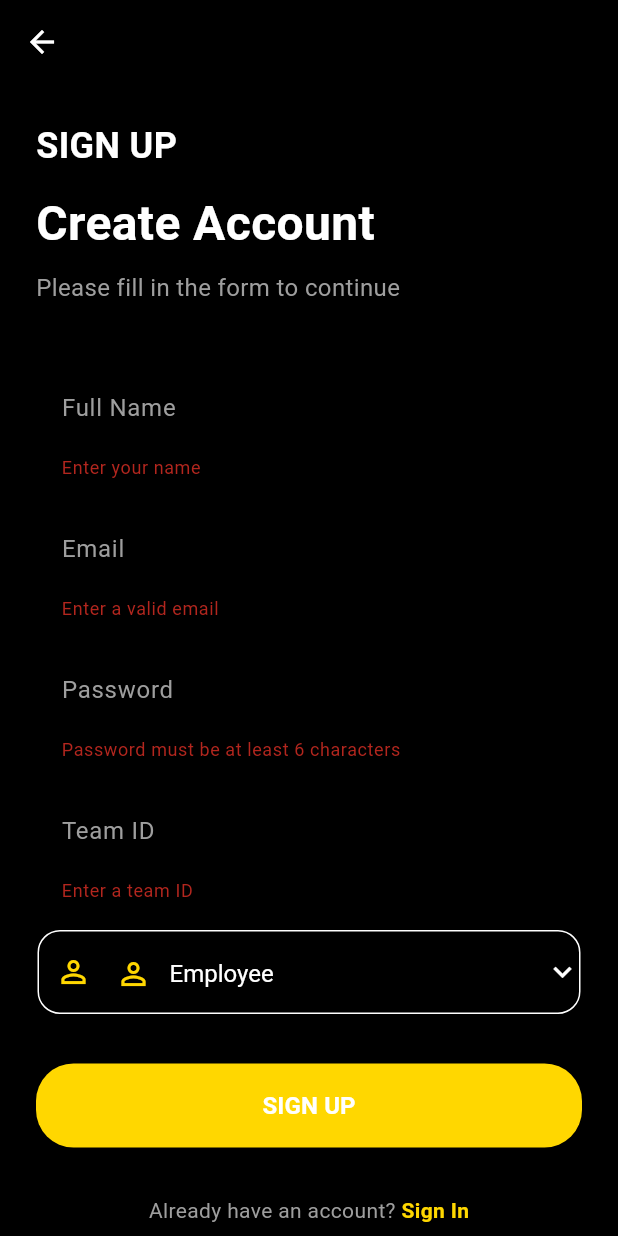
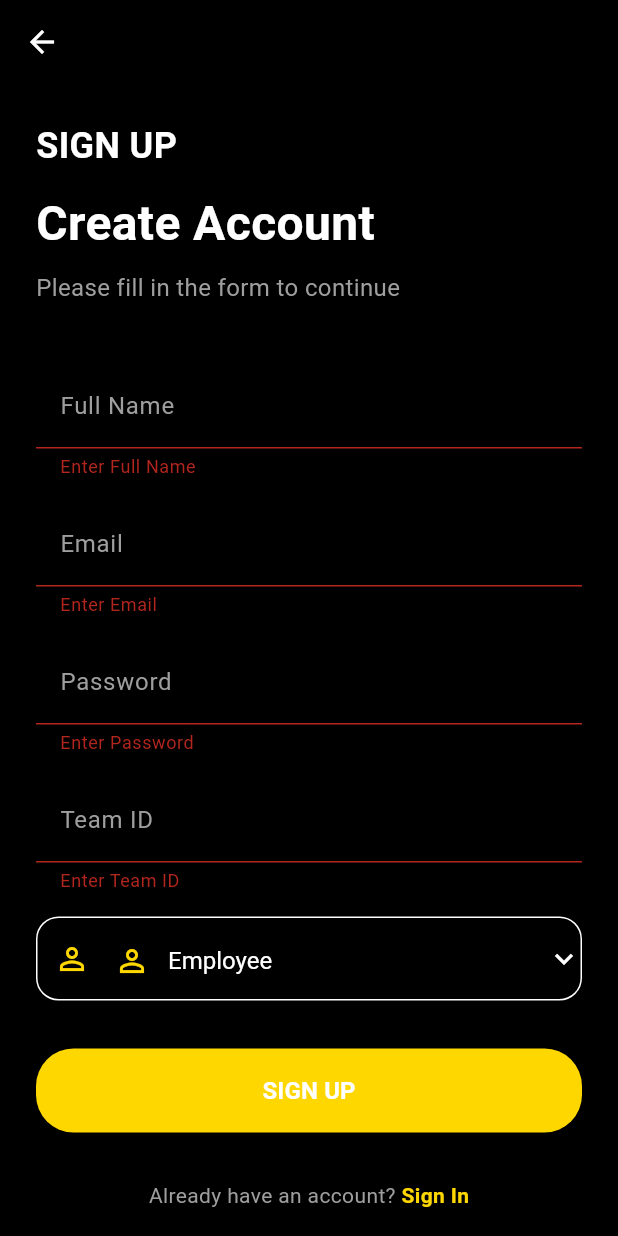
Before and after one commit to Nawrasha/gamytask, a Flutter app: the SignUpPage screen opened by its route, after a tap on "SIGN UP", on a phone screen of 412 x 824 dp. Run offline on Flutter 3.47's test engine with Material 3 defaults, Android fonts, the phone set to English and light mode, and no system bars; our stand-ins replace cloud_firestore, firebase_auth, firebase_core, flutter_slidable, google_fonts, percent_indicator; accounts and stored records are empty; network calls fail.

Commit message:
onboarding pages

```diff
--- a/lib/authentification/signUp.dart
+++ b/lib/authentification/signUp.dart
@@ -1,6 +1,7 @@
 import 'package:flutter/material.dart';
 import 'package:firebase_auth/firebase_auth.dart';
 import 'package:cloud_firestore/cloud_firestore.dart';
+import 'dart:async';
 
 class SignUpPage extends StatefulWidget {
   @override
@@ -15,14 +16,12 @@ class _SignUpPageState extends State<SignUpPage> {
   TextEditingController emailController = TextEditingController();
   TextEditingController passwordController = TextEditingController();
   TextEditingController nameController = TextEditingController();
-  TextEditingController teamIdController =
-      TextEditingController(); // New controller for teamID
+  TextEditingController teamIdController = TextEditingController();
 
-  String _selectedRole = 'employee'; // Default role is employee
+  String _selectedRole = 'employee';
   bool _isLoading = false;
   String? _errorMessage;
 
-  // Function to handle the sign-up logic
   Future<void> _signUp() async {
     if (!_formKey.currentState!.validate()) return;
 
@@ -38,15 +37,46 @@ class _SignUpPageState extends State<SignUpPage> {
             password: passwordController.text.trim(),
           );
 
-      // Check if the team already has a boss
+      User? user = userCredential.user;
+
+      // Send email verification
+      await user!.sendEmailVerification();
+
+      // Wait for the verification (5 minutes)
+      bool isVerified = false;
+      Timer(const Duration(minutes: 5), () async {
+        if (!user.emailVerified) {
+          await _auth.currentUser!
+              .delete(); // Delete unverified user after 5 minutes
+          setState(() {
+            _errorMessage = "Email not verified. User deleted.";
+            _isLoading = false;
+          });
+          return;
+        }
+      });
+
+      // Check if email is verified
+      await Future.delayed(
+        const Duration(seconds: 3),
+      ); // Short delay before checking verification status
+
+      if (!user.emailVerified) {
+        setState(() {
+          _errorMessage = "Please verify your email to proceed.";
+          _isLoading = false;
+        });
+        return;
+      }
+
+      // Create user document in Firestore
+      if (_selectedRole == 'boss') {
         DocumentSnapshot teamSnapshot =
             await _firestore
                 .collection('teams')
                 .doc(teamIdController.text.trim())
                 .get();
 
-      if (_selectedRole == 'boss') {
-        // If user is trying to sign up as a boss
         if (teamSnapshot.exists && teamSnapshot['managerId'] != null) {
           setState(() {
             _errorMessage = "This team already has a boss.";
@@ -54,38 +84,37 @@ class _SignUpPageState extends State<SignUpPage> {
           });
           return;
         }
-        // Set the managerId to this user's UID
+
         await _firestore
             .collection('teams')
             .doc(teamIdController.text.trim())
             .set({
-              'managerId': userCredential.user!.uid,
-              'members': [], // Initialize members list
+              'managerId': user.uid,
+              'members': [],
             }, SetOptions(merge: true));
       } else {
-        // If user is signing up as an employee
+        DocumentSnapshot teamSnapshot =
+            await _firestore
+                .collection('teams')
+                .doc(teamIdController.text.trim())
+                .get();
+
         if (teamSnapshot.exists) {
-          // Add the user ID to the members list
           await _firestore
               .collection('teams')
               .doc(teamIdController.text.trim())
               .update({
-                'members': FieldValue.arrayUnion([userCredential.user!.uid]),
+                'members': FieldValue.arrayUnion([user.uid]),
               });
         }
       }
 
-      // Store user details in Firestore
-      await _firestore.collection('users').doc(userCredential.user!.uid).set({
-        'uid': userCredential.user!.uid,
-        'email': emailController.text.trim(),
-        'name': nameController.text.trim(),
-        'role': _selectedRole,
-        'teamID':
-            teamIdController.text.trim(), // Save teamID from the new field
-      });
-
-      Navigator.pushReplacementNamed(context, '/'); // Redirect to AuthWrapper
+      // Navigate based on the selected role after successful verification
+      if (_selectedRole == 'boss') {
+        Navigator.pushReplacementNamed(context, '/bossHome');
+      } else if (_selectedRole == 'employee') {
+        Navigator.pushReplacementNamed(context, '/employeeHome');
+      }
     } catch (e) {
       setState(() {
         _errorMessage = "Failed to sign up. ${e.toString()}";
@@ -134,142 +163,57 @@ class _SignUpPageState extends State<SignUpPage> {
                 const SizedBox(height: 8),
                 const Text(
                   'Please fill in the form to continue',
-                  style: TextStyle(
-                    color: Colors.grey,
-                    fontSize: 16,
-                  ),
+                  style: TextStyle(color: Colors.grey, fontSize: 16),
                 ),
                 const SizedBox(height: 40),
+
+                buildTextField(nameController, 'Full Name'),
+                const SizedBox(height: 16),
+                buildTextField(emailController, 'Email'),
+                const SizedBox(height: 16),
+                buildTextField(passwordController, 'Password', obscure: true),
+                const SizedBox(height: 16),
+                buildTextField(teamIdController, 'Team ID'),
+                const SizedBox(height: 16),
+
                 Container(
                   decoration: BoxDecoration(
                     borderRadius: BorderRadius.circular(15),
-                    border: Border.all(color: Colors.transparent, width: 1),
-                  ),
-                  child: TextFormField(
-                    controller: nameController,
-                    style: const TextStyle(color: Colors.white),
-                    decoration: InputDecoration(
-                      hintText: 'Full Name',
-                      hintStyle: const TextStyle(color: Colors.grey),
-                      border: InputBorder.none,
-                      contentPadding: const EdgeInsets.symmetric(horizontal: 16, vertical: 16),
-                      focusedBorder: OutlineInputBorder(
-                        borderRadius: BorderRadius.circular(15),
-                        borderSide: const BorderSide(color: Color(0xFFFFD700), width: 1),
-                      ),
-                      enabledBorder: OutlineInputBorder(
-                        borderRadius: BorderRadius.circular(15),
-                        borderSide: const BorderSide(color: Colors.white, width: 1),
-                      ),
-                    ),
-                    validator: (value) => value!.isEmpty ? "Enter your name" : null,
-                  ),
-                ),
-                const SizedBox(height: 16),
-                Container(
-                  decoration: BoxDecoration(
-                    borderRadius: BorderRadius.circular(15),
-                    border: Border.all(color: Colors.transparent, width: 1),
-                  ),
-                  child: TextFormField(
-                    controller: emailController,
-                    style: const TextStyle(color: Colors.white),
-                    decoration: InputDecoration(
-                      hintText: 'Email',
-                      hintStyle: const TextStyle(color: Colors.grey),
-                      border: InputBorder.none,
-                      contentPadding: const EdgeInsets.symmetric(horizontal: 16, vertical: 16),
-                      focusedBorder: OutlineInputBorder(
-                        borderRadius: BorderRadius.circular(15),
-                        borderSide: const BorderSide(color: Color(0xFFFFD700), width: 1),
-                      ),
-                      enabledBorder: OutlineInputBorder(
-                        borderRadius: BorderRadius.circular(15),
-                        borderSide: const BorderSide(color: Colors.white, width: 1),
-                      ),
-                    ),
-                    validator: (value) => value!.isEmpty ? "Enter a valid email" : null,
-                  ),
-                ),
-                const SizedBox(height: 16),
-                Container(
-                  decoration: BoxDecoration(
-                    borderRadius: BorderRadius.circular(15),
-                    border: Border.all(color: Colors.transparent, width: 1),
-                  ),
-                  child: TextFormField(
-                    controller: passwordController,
-                    obscureText: true,
-                    style: const TextStyle(color: Colors.white),
-                    decoration: InputDecoration(
-                      hintText: 'Password',
-                      hintStyle: const TextStyle(color: Colors.grey),
-                      border: InputBorder.none,
-                      contentPadding: const EdgeInsets.symmetric(horizontal: 16, vertical: 16),
-                      focusedBorder: OutlineInputBorder(
-                        borderRadius: BorderRadius.circular(15),
-                        borderSide: const BorderSide(color: Color(0xFFFFD700), width: 1),
-                      ),
-                      enabledBorder: OutlineInputBorder(
-                        borderRadius: BorderRadius.circular(15),
-                        borderSide: const BorderSide(color: Colors.white, width: 1),
-                      ),
-                    ),
-                    validator: (value) => value!.length < 6 ? "Password must be at least 6 characters" : null,
-                  ),
-                ),
-                const SizedBox(height: 16),
-                Container(
-                  decoration: BoxDecoration(
-                    borderRadius: BorderRadius.circular(15),
-                    border: Border.all(color: Colors.transparent, width: 1),
-                  ),
-                  child: TextFormField(
-                    controller: teamIdController,
-                    style: const TextStyle(color: Colors.white),
-                    decoration: InputDecoration(
-                      hintText: 'Team ID',
-                      hintStyle: const TextStyle(color: Colors.grey),
-                      border: InputBorder.none,
-                      contentPadding: const EdgeInsets.symmetric(horizontal: 16, vertical: 16),
-                      focusedBorder: OutlineInputBorder(
-                        borderRadius: BorderRadius.circular(15),
-                        borderSide: const BorderSide(color: Color(0xFFFFD700), width: 1),
-                      ),
-                      enabledBorder: OutlineInputBorder(
-                        borderRadius: BorderRadius.circular(15),
-                        borderSide: const BorderSide(color: Colors.white, width: 1),
-                      ),
-                    ),
-                    validator: (value) => value!.isEmpty ? "Enter a team ID" : null,
-                  ),
-                ),
-                const SizedBox(height: 16),
-                Container(
-                  decoration: BoxDecoration(
-                    borderRadius: BorderRadius.circular(15),
-                    border: Border.all(color: Colors.transparent, width: 1),
                   ),
                   child: DropdownButtonFormField<String>(
                     value: _selectedRole,
                     dropdownColor: Colors.black,
-                    icon: const Icon(Icons.keyboard_arrow_down, color: Colors.white),
+                    icon: const Icon(
+                      Icons.keyboard_arrow_down,
+                      color: Colors.white,
+                    ),
                     style: const TextStyle(color: Colors.white),
                     decoration: InputDecoration(
                       hintText: 'Select Role',
                       hintStyle: const TextStyle(color: Colors.grey),
                       border: InputBorder.none,
-                      contentPadding: const EdgeInsets.symmetric(horizontal: 16, vertical: 16),
+                      contentPadding: const EdgeInsets.symmetric(
+                        horizontal: 16,
+                        vertical: 16,
+                      ),
                       focusedBorder: OutlineInputBorder(
                         borderRadius: BorderRadius.circular(15),
-                        borderSide: const BorderSide(color: Color(0xFFFFD700), width: 1),
+                        borderSide: const BorderSide(
+                          color: Color(0xFFFFD700),
+                          width: 1,
+                        ),
                       ),
                       enabledBorder: OutlineInputBorder(
                         borderRadius: BorderRadius.circular(15),
-                        borderSide: const BorderSide(color: Colors.white, width: 1),
+                        borderSide: const BorderSide(
+                          color: Colors.white,
+                          width: 1,
+                        ),
                       ),
                       prefixIcon: Icon(
-                        _selectedRole == 'boss' ? Icons.admin_panel_settings : Icons.person_outline,
+                        _selectedRole == 'boss'
+                            ? Icons.admin_panel_settings
+                            : Icons.person_outline,
                         color: Color(0xFFFFD700),
                       ),
                     ),
@@ -277,10 +221,13 @@ class _SignUpPageState extends State<SignUpPage> {
                       DropdownMenuItem(
                         value: 'employee',
                         child: Row(
-                          children: [
-                            Icon(Icons.person_outline, color: Color(0xFFFFD700)),
-                            const SizedBox(width: 12),
-                            const Text(
+                          children: const [
+                            Icon(
+                              Icons.person_outline,
+                              color: Color(0xFFFFD700),
+                            ),
+                            SizedBox(width: 12),
+                            Text(
                               "Employee",
                               style: TextStyle(
                                 color: Colors.white,
@@ -293,10 +240,13 @@ class _SignUpPageState extends State<SignUpPage> {
                       DropdownMenuItem(
                         value: 'boss',
                         child: Row(
-                          children: [
-                            Icon(Icons.admin_panel_settings, color: Color(0xFFFFD700)),
-                            const SizedBox(width: 12),
-                            const Text(
+                          children: const [
+                            Icon(
+                              Icons.admin_panel_settings,
+                              color: Color(0xFFFFD700),
+                            ),
+                            SizedBox(width: 12),
+                            Text(
                               "Boss",
                               style: TextStyle(
                                 color: Colors.white,
@@ -314,7 +264,9 @@ class _SignUpPageState extends State<SignUpPage> {
                     },
                   ),
                 ),
+
                 const SizedBox(height: 32),
+
                 if (_errorMessage != null)
                   Padding(
                     padding: const EdgeInsets.only(bottom: 16.0),
@@ -323,6 +275,7 @@ class _SignUpPageState extends State<SignUpPage> {
                       style: const TextStyle(color: Colors.red),
                     ),
                   ),
+
                 SizedBox(
                   width: double.infinity,
                   height: 56,
@@ -334,8 +287,11 @@ class _SignUpPageState extends State<SignUpPage> {
                         borderRadius: BorderRadius.circular(25),
                       ),
                     ),
-                    child: _isLoading
-                        ? const CircularProgressIndicator(color: Colors.white)
+                    child:
+                        _isLoading
+                            ? const CircularProgressIndicator(
+                              color: Colors.white,
+                            )
                             : const Text(
                               'SIGN UP',
                               style: TextStyle(
@@ -346,7 +302,9 @@ class _SignUpPageState extends State<SignUpPage> {
                             ),
                   ),
                 ),
+
                 const SizedBox(height: 32),
+
                 Row(
                   mainAxisAlignment: MainAxisAlignment.center,
                   children: [
@@ -373,4 +331,41 @@ class _SignUpPageState extends State<SignUpPage> {
       ),
     );
   }
+
+  Widget buildTextField(
+    TextEditingController controller,
+    String hintText, {
+    bool obscure = false,
+  }) {
+    return Container(
+      decoration: BoxDecoration(borderRadius: BorderRadius.circular(15)),
+      child: TextFormField(
+        controller: controller,
+        obscureText: obscure,
+        style: const TextStyle(color: Colors.white),
+        decoration: InputDecoration(
+          hintText: hintText,
+          hintStyle: const TextStyle(color: Colors.grey),
+          contentPadding: const EdgeInsets.symmetric(
+            horizontal: 16,
+            vertical: 16,
+          ),
+          focusedBorder: OutlineInputBorder(
+            borderRadius: BorderRadius.circular(15),
+            borderSide: const BorderSide(color: Color(0xFFFFD700), width: 1),
+          ),
+          enabledBorder: OutlineInputBorder(
+            borderRadius: BorderRadius.circular(15),
+            borderSide: const BorderSide(color: Colors.white, width: 1),
+          ),
+        ),
+        validator: (value) {
+          if (value == null || value.isEmpty) return "Enter $hintText";
+          if (hintText == 'Password' && value.length < 6)
+            return "Password must be at least 6 characters";
+          return null;
+        },
+      ),
+    );
   }
+}
--- a/lib/main.dart
+++ b/lib/main.dart
@@ -9,6 +9,8 @@
 import 'boss-screen/wrapper.dart';
 import 'boss-screen/main_boss.dart';
 import 'employe-screen/main_employe.dart';
+import 'welcome/splash_screen.dart';
+import 'welcome/welcome_screen.dart';
 
 void main() async {
   WidgetsFlutterBinding.ensureInitialized();
@@ -37,8 +39,9 @@
         primarySwatch: Colors.blue,
         scaffoldBackgroundColor: Colors.black,
       ),
-      home: AuthWrapper(), // Handles user authentication and navigation
+      home: SplashScreen(), // Start with SplashScreen
       routes: {
+        '/welcome': (context) => WelcomeScreen(),
         '/signin': (context) => SignInPage(),
         '/signup': (context) => SignUpPage(),
         '/bossHome': (context) => BossScreen(), // Redirect to Boss home page
--- a/pubspec.yaml
+++ b/pubspec.yaml
@@ -25,11 +25,12 @@ dependencies:
 dev_dependencies:
   flutter_test:
     sdk: flutter
-
+  google_fonts: ^6.1.0
   flutter_lints: ^5.0.0
 
 flutter:
   assets:
+    - assets/images/
     - assets/loading.gif
     - assets/Home.png
     - assets/default_image.png
```
Also changed, not shown: lib/authentification/signin.dart (+68 -24 lines), lib/welcome/splash_screen.dart (added, +70 -0 lines), lib/welcome/welcome_screen.dart (added, +147 -0 lines), assets/images/loading.gif (added), assets/images/next_arrow.png (added), assets/images/profile1.png (added), assets/images/profile2.png (added), assets/images/profile3.png (added), assets/images/welcome_bg.png (added), assets/images/welcome_bg2.png (added), assets/images/welcome_bg3.png (added), pubspec.lock, 1 other file. Lines whose indentation alone changed are shown as unchanged.
